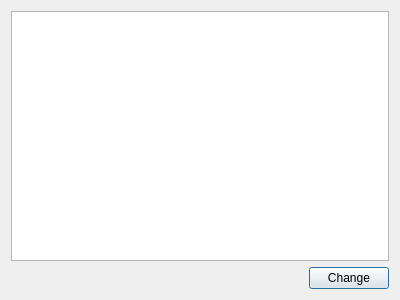
Old version of the form BVB_Manager/changeexercise.ui in the repository Sautenko-Andrey/BVB_Manager.
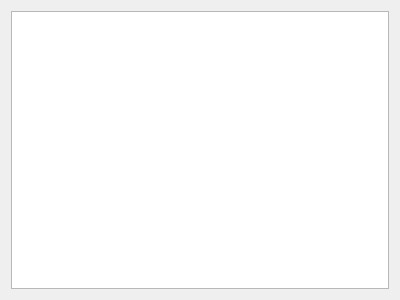
New version of the form.

```diff
--- a/BVB_Manager/changeexercise.ui
+++ b/BVB_Manager/changeexercise.ui
@@ -13,37 +13,9 @@
   <property name="windowTitle">
    <string>Dialog</string>
   </property>
-  <layout class="QVBoxLayout" name="verticalLayout_2">
+  <layout class="QVBoxLayout" name="verticalLayout">
    <item>
-    <layout class="QVBoxLayout" name="verticalLayout">
-     <item>
-      <widget class="QTableWidget" name="tableWidget"/>
-     </item>
-     <item>
-      <layout class="QHBoxLayout" name="horizontalLayout">
-       <item>
-        <spacer name="horizontalSpacer">
-         <property name="orientation">
-          <enum>Qt::Horizontal</enum>
-         </property>
-         <property name="sizeHint" stdset="0">
-          <size>
-           <width>178</width>
-           <height>20</height>
-          </size>
-         </property>
-        </spacer>
-       </item>
-       <item>
-        <widget class="QPushButton" name="changeButton">
-         <property name="text">
-          <string>Change</string>
-         </property>
-        </widget>
-       </item>
-      </layout>
-     </item>
-    </layout>
+    <widget class="QTableWidget" name="tableWidget"/>
    </item>
   </layout>
  </widget>
```
